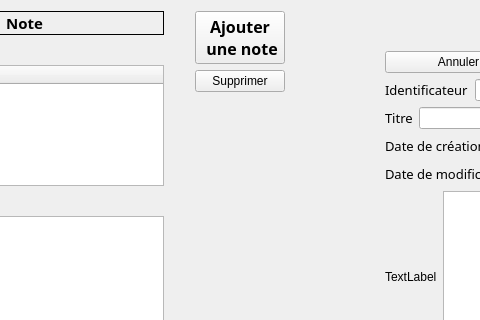
First picture: the form in PluriNotes/mainwindow.ui, repository hugochabs/LO21_plurinotes, before the edit; both pictures show x 146 to 626 and y 0 to 320 of the 1012 by 605 pixel window.
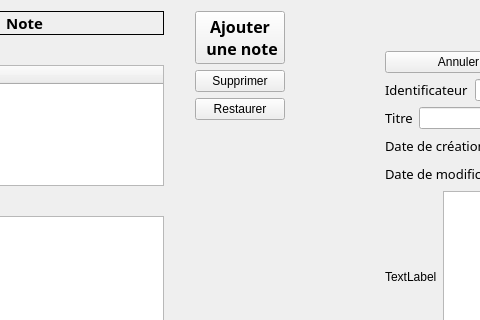
Second picture: the form after the edit.

Commit message: bouton restaurer depuis fen principale OK, depuis corbeille ok

```diff
--- a/PluriNotes/mainwindow.ui
+++ b/PluriNotes/mainwindow.ui
@@ -47,6 +47,13 @@
        </property>
       </widget>
      </item>
+     <item>
+      <widget class="QPushButton" name="restoreButton_2">
+       <property name="text">
+        <string>Restaurer</string>
+       </property>
+      </widget>
+     </item>
      <item>
       <spacer name="verticalSpacer">
        <property name="orientation">
```
The commit also changes 7 other files.
